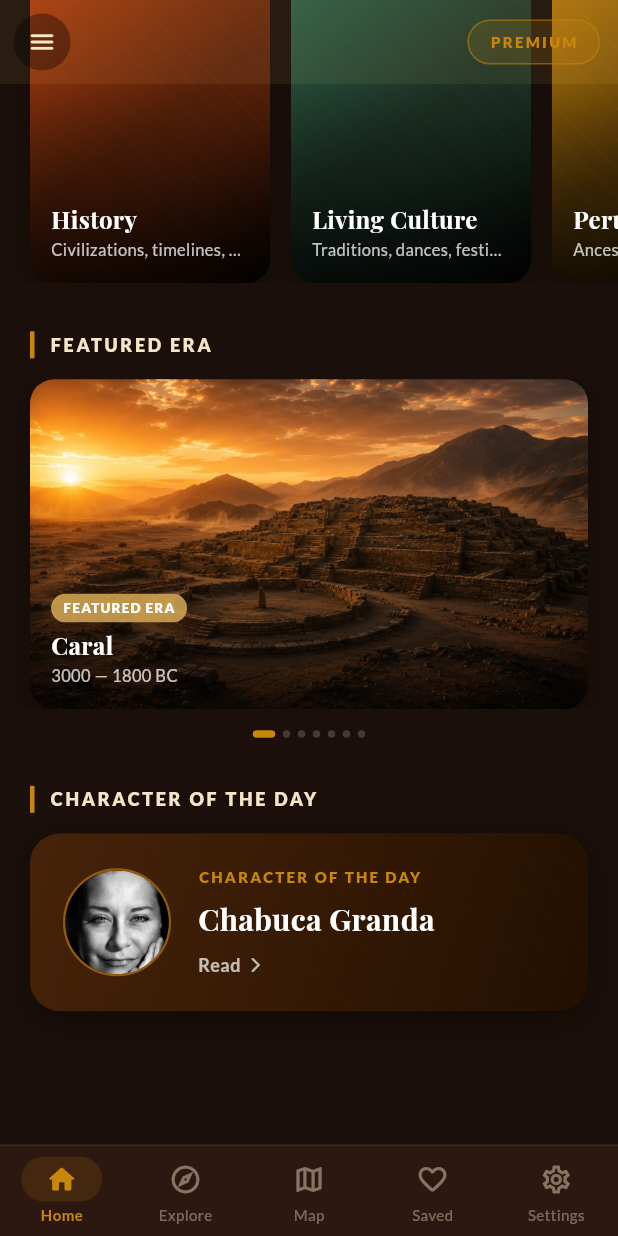
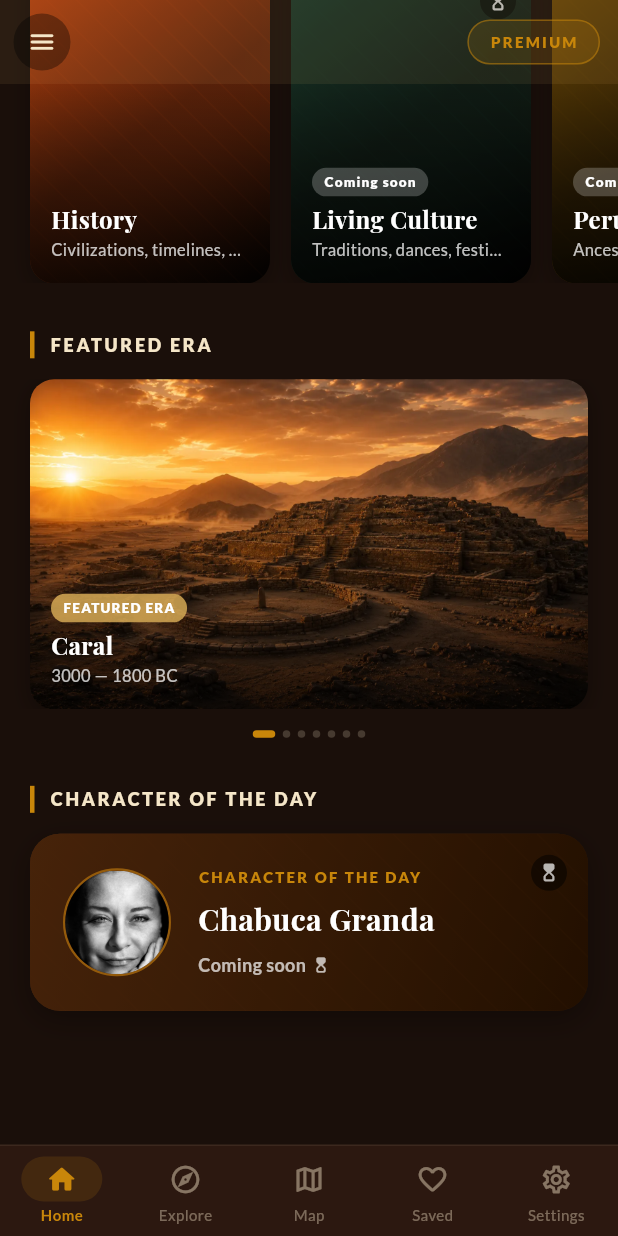
Before and after one commit to mlimber64/peru-eterno, a Flutter app: the HomeScreen screen opened by its route, scrolled down 1605 dp, on a phone screen of 412 x 824 dp. Run offline on Flutter 3.47's test engine with Material 3 defaults, Android fonts, the phone set to English and light mode, and no system bars; drawn by our look-alikes of flutter_animate, smooth_page_indicator; our stand-ins replace cached_network_image, flutter_local_notifications, flutter_tts, go_router, google_fonts, in_app_purchase and 6 more; missing offline and left inert: home_widget; accounts and stored records are empty.

Commit message:
feat(acceso): v1.0 solo con Historia, y de Historia solo Prehispánico libre
Decisión de producto: la v1.0 sale con Historia y nada más.

- Personajes, tradiciones, gastronomía, música y geografía vuelven a
  `comingSoonCategories`. Su contenido está terminado y verificado (27
  fichas trilingües con imagen, más las mismas filas en `content_items`),
  así que quitar una de la lista la publica al instante. Los arreglos de
  cómo se ven las fichas —pestaña "Contenido" vacía, cabecera sin imagen,
  galería vacía— se quedan: valían igual para Caral y Moche, que sí están
  publicados.

- El modal de "Próximamente" ahora se lee. Usaba el color de texto por
  defecto del tema, pensado para el fondo oscuro estándar del SnackBar, y
  sobre el marrón apagado de la app quedaba casi ilegible. Texto en crema,
  borde ocre y algo más de aire.

- La tarjeta "Personaje del día" ya no tiene el estado escrito a fuego:
  lo decide `CategoryConfigs.isComingSoon`. Enseña el reloj de arena y
  "Próximamente" mientras la categoría esté bloqueada, y "Leer" con la
  flecha en cuanto se quite. El retrato real se queda en los dos casos:
  como anzuelo mientras está bloqueada.

Y dentro de Historia, "Perú prehispánico" (8 capítulos) pasa a ser libre;
las otras cuatro etapas van al paywall:

- `HistoriaStage` gana `isPremium`, que viene de `es_premium` en
  `assets/data/historia_stages.json`: mover qué se regala no toca código.
- `openHistoriaStage` no abre siquiera las etapas de pago, así que un
  usuario free no ve una lista de capítulos que no puede leer, y la
  tarjeta de la etapa lleva candado.
- La regla de acceso al capítulo se extrae a
  `AppNavigation.isHistoriaArticleLocked` (pura, testeada). Estaba
  duplicada en tres sitios —la navegación y las dos pantallas que pintan
  el candado—, y al mover el límite de pago se quedaron en desacuerdo:
  la lista de Prehispánico marcaba "Contenido Premium" en capítulos que
  sí se abrían. Ahora las tres preguntan lo mismo.
- La "Historia del Día" sigue gratis sea de la etapa que sea: es el
  gancho de la racha y bloquearla rompería el hábito diario.

Verificado en emulador con instalación limpia: Prehispánico se lee entero,
las otras cuatro etapas llevan candado y abren el paywall, las cinco
categorías muestran el aviso, y el aviso se lee. 17 tests, analyze sin
errores ni warnings.

```diff
--- a/lib/core/constants/category_config.dart
+++ b/lib/core/constants/category_config.dart
@@ -56,26 +56,25 @@ class CategoryConfigs {
   static String labelOf(String category, String lang) =>
       of(category).labelFor(lang);
 
-  /// Categorías cuyo contenido curado todavía no está listo para publicarse.
-  /// Se mantienen visibles en la UI pero bloqueadas con un aviso
-  /// "Próximamente" en vez de quitarse — ver [[widgets/coming_soon.dart]] y su
-  /// uso en HomeScreen/ExploreScreen/WorldScreen. Todo pasa por
-  /// [isComingSoon], así que añadir o quitar una categoría aquí basta.
+  /// Categorías bloqueadas con el aviso "Próximamente" en esta versión. Se
+  /// mantienen visibles en la UI en vez de quitarse — ver
+  /// [[widgets/coming_soon.dart]] y su uso en
+  /// HomeScreen/ExploreScreen/WorldScreen. **Casi** todo pasa por
+  /// [isComingSoon], pero ojo: `_PersonajeDiaSection` de HomeScreen tiene su
+  /// propia tarjeta y también hay que mirarlo al cambiar esta lista.
   ///
-  /// **Vacío desde el 2026-09-02.** Contenía personaje, tradicion,
-  /// gastronomia, musica y geografia, bloqueadas por una "mezcla incompleta
-  /// de contenido editorial + fallback de Wikipedia" que ya no existe: las 27
-  /// fichas están completas en `assets/data/editorial_*.json` (título,
-  /// subtítulo y contenido en es/it/en, con sus imágenes) y las mismas 29
-  /// filas están en `content_items` de Supabase. Como
-  /// `ContentDetailScreen._loadWikipediaContent` busca primero en los assets
-  /// por (id, categoría) y solo cae a Wikipedia si no encuentra nada, y los
-  /// ids del servidor coinciden 1:1 con los de los assets, ninguna de estas
-  /// fichas llega a pedirle nada a Wikipedia.
-  ///
-  /// El mecanismo se conserva a propósito para la próxima categoría que se
-  /// empiece antes de terminarla.
-  static const Set<String> comingSoonCategories = {};
+  /// Decisión de producto (2026-09-02): la v1.0 sale **solo con Historia**.
+  /// El contenido de estas cinco está terminado y verificado —27 fichas en
+  /// `assets/data/editorial_*.json`, trilingües y con imagen, y las mismas
+  /// filas en `content_items` de Supabase—, así que quitar una de aquí la
+  /// publica al instante, sin más trabajo.
+  static const Set<String> comingSoonCategories = {
+    'personaje',
+    'tradicion',
+    'gastronomia',
+    'musica',
+    'geografia',
+  };
 
   static bool isComingSoon(String category) =>
       comingSoonCategories.contains(category);
--- a/lib/core/navigation/app_navigation.dart
+++ b/lib/core/navigation/app_navigation.dart
@@ -70,6 +70,11 @@ class AppNavigation {
     BuildContext context,
     HistoriaStage stage,
   ) async {
+    // Puerta de la etapa: las de pago ni se abren para un usuario free, así
+    // no ve una lista de capítulos que no puede leer.
+    if (stage.isPremium && !context.read<PremiumProvider>().isPremium) {
+      return openPremium(context);
+    }
     await Navigator.push(
       context,
       MaterialPageRoute(
@@ -82,6 +87,21 @@ class AppNavigation {
     );
   }
 
+  /// Regla ÚNICA de acceso al archivo histórico. Pura a propósito: las
+  /// pantallas que pintan un candado y esta clase, que decide si navegar,
+  /// tienen que responder lo mismo — antes cada una llevaba su propia copia
+  /// de la condición y al mover el límite de pago se quedaban en desacuerdo
+  /// (la lista decía "Contenido Premium" en capítulos que sí se abrían).
+  ///
+  /// Un usuario free puede leer la "Historia del Día" —sea de la etapa que
+  /// sea, es el gancho de la racha— y cualquier capítulo de una etapa libre.
+  static bool isHistoriaArticleLocked({
+    required bool userIsPremium,
+    required bool isDailyArticle,
+    required bool stageIsPremium,
+  }) =>
+      !userIsPremium && !isDailyArticle && stageIsPremium;
+
   static Future<void> openHistoriaArticle(
     BuildContext context, {
     required HistoriaArticle article,
@@ -90,20 +110,31 @@ class AppNavigation {
     List<String>? carouselImages,
     bool replace = false,
   }) async {
-    // Punto único de bloqueo del archivo histórico: los usuarios free solo
-    // pueden abrir la "Historia del Día"; cualquier otro capítulo cae al
-    // paywall. Cubre todos los caminos de navegación al lector (home,
-    // subtemas, lista prehispánica, álbum de coleccionables, prev/next y
-    // "explora también" dentro del propio lector), que pasan todos por aquí.
+    // Punto único de bloqueo del archivo histórico. Cubre todos los caminos
+    // de navegación al lector (home, subtemas, lista prehispánica, álbum de
+    // coleccionables, mapa, widget, prev/next y "explora también" dentro del
+    // propio lector), que pasan todos por aquí.
+    //
+    // Un usuario free puede leer: la "Historia del Día" —sea de la etapa que
+    // sea, es el gancho de la racha— y cualquier capítulo de una etapa libre
+    // ([HistoriaStage.isPremium] == false). Lo demás cae al paywall.
     final isPremium = context.read<PremiumProvider>().isPremium;
     final isDailyArticle =
         context.read<DailyStoryProvider>().dailyArticle?.id == article.id;
-    if (!isPremium && !isDailyArticle) {
-      return openPremium(context);
-    }
 
+    // La etapa se resuelve ANTES de decidir porque hace falta para saber si
+    // el capítulo es de pago; da igual el orden para el resto del método.
     final resolvedStage = stage ?? await _resolveStage(article.parentStageId);
     if (!context.mounted) return;
+
+    // Sin etapa conocida se asume de pago: es el lado seguro, y solo pasa si
+    // el artículo trae un `parentStageId` roto.
+    final locked = isHistoriaArticleLocked(
+      userIsPremium: isPremium,
+      isDailyArticle: isDailyArticle,
+      stageIsPremium: resolvedStage?.isPremium ?? true,
+    );
+    if (locked) return openPremium(context);
 
     final route = MaterialPageRoute(
       builder: (_) => HistoriaArticleDetailScreen(
--- a/lib/models/historia_stage.dart
+++ b/lib/models/historia_stage.dart
@@ -10,6 +10,13 @@ class HistoriaStage {
   final Map<String, String> periodo;
   final Color accentColor;
 
+  /// Etapa de pago. En la v1.0 solo "Perú prehispánico" es libre: es la puerta
+  /// de entrada temática y da 8 capítulos con los que engancharse; las otras
+  /// cuatro van al paywall. Viene de `es_premium` en
+  /// `assets/data/historia_stages.json`, así que cambiar qué se regala no
+  /// toca código.
+  final bool isPremium;
+
   const HistoriaStage({
     required this.id,
     required this.orden,
@@ -17,6 +24,7 @@ class HistoriaStage {
     required this.subtitulo,
     required this.periodo,
     required this.accentColor,
+    this.isPremium = false,
   });
 
   factory HistoriaStage.fromJson(Map<String, dynamic> json) {
@@ -29,6 +37,7 @@ class HistoriaStage {
       subtitulo: LocalizedMapX.parse(json['subtitulo']),
       periodo: LocalizedMapX.parse(json['periodo']),
       accentColor: color,
+      isPremium: json['es_premium'] as bool? ?? false,
     );
   }
 
--- a/lib/screens/home_screen.dart
+++ b/lib/screens/home_screen.dart
@@ -1449,12 +1449,12 @@ class _PersonajeDiaSection extends StatelessWidget {
     return Padding(
       padding: const EdgeInsets.symmetric(horizontal: 20),
       child: GestureDetector(
-        // Antes esto abría siempre el aviso "Próximamente", escrito a fuego:
-        // no pasaba por `CategoryConfigs.isComingSoon`, así que al desbloquear
-        // la categoría 'personaje' esta tarjeta —en portada, la más visible de
-        // la app— se quedó siendo la única que no llevaba a ninguna parte.
-        // `openContent` mantiene la red de seguridad: si algún día se vuelve a
-        // bloquear la categoría, enseña el aviso él solo.
+        // El estado de esta tarjeta lo decide `CategoryConfigs.isComingSoon`,
+        // no está escrito a fuego. Antes sí lo estaba —abría siempre el aviso
+        // "Próximamente"—, así que al desbloquear la categoría se habría
+        // quedado como la única tarjeta de la portada que no lleva a ninguna
+        // parte. `openContent` enseña el aviso él solo mientras 'personaje'
+        // siga en la lista, y navega en cuanto se quite.
         onTap: () => AppNavigation.openContent(
           context,
           item,
@@ -1492,6 +1492,20 @@ class _PersonajeDiaSection extends StatelessWidget {
                 Positioned.fill(
                   child: Container(color: Colors.black.withOpacity(0.45)),
                 ),
+                if (CategoryConfigs.isComingSoon(item.category))
+                  Positioned(
+                    top: 14,
+                    right: 14,
+                    child: Container(
+                      padding: const EdgeInsets.all(5),
+                      decoration: BoxDecoration(
+                        color: Colors.black.withOpacity(0.5),
+                        shape: BoxShape.circle,
+                      ),
+                      child: const Icon(Icons.hourglass_top_rounded,
+                          size: 14, color: Colors.white70),
+                    ),
+                  ),
                 Padding(
                   padding: const EdgeInsets.all(22),
                   child: Row(
@@ -1528,9 +1542,12 @@ class _PersonajeDiaSection extends StatelessWidget {
                             Row(
                               children: [
                                 Text(
-                                  context
-                                      .read<LanguageProvider>()
-                                      .t('historia.read'),
+                                  context.read<LanguageProvider>().t(
+                                        CategoryConfigs.isComingSoon(
+                                                item.category)
+                                            ? 'coming_soon.badge'
+                                            : 'historia.read',
+                                      ),
                                   style: GoogleFonts.lato(
                                     fontSize: 12,
                                     fontWeight: FontWeight.w700,
@@ -1538,8 +1555,10 @@ class _PersonajeDiaSection extends StatelessWidget {
                                   ),
                                 ),
                                 const SizedBox(width: 4),
-                                const Icon(
-                                  Icons.arrow_forward_ios_rounded,
+                                Icon(
+                                  CategoryConfigs.isComingSoon(item.category)
+                                      ? Icons.hourglass_top_rounded
+                                      : Icons.arrow_forward_ios_rounded,
                                   size: 12,
                                   color: Colors.white70,
                                 ),
```
Also changed, not shown: assets/data/historia_stages.json (+10 -5 lines), lib/data/historia_stages_repository.dart (+20 -0 lines), lib/screens/explore_screen.dart (+22 -0 lines), lib/screens/historia_list_screen.dart (+8 -1 lines), lib/screens/historia_subtopics_screen.dart (+7 -1 lines), lib/widgets/coming_soon.dart (+19 -1 lines), 1 other file.
